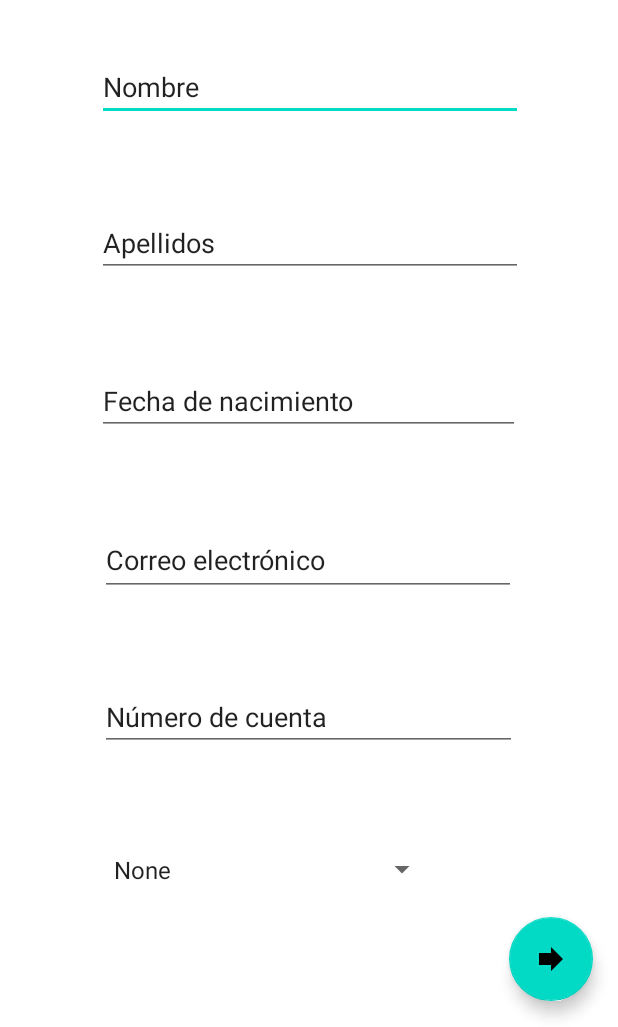
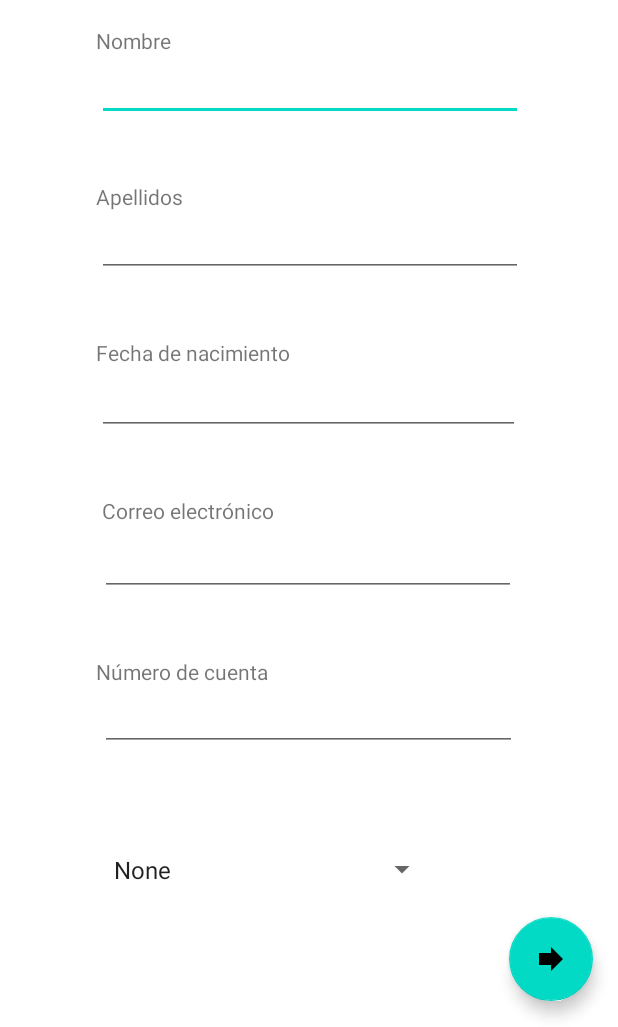
Before and after one commit to AbrahamRH/FormularioFI_CM, an Android app: the MainActivity screen opened directly, with no data from a screen before it, on a phone screen of 412 x 824 dp, the part 209-1236 px from its top. Run offline under Robolectric (Android 15) with nearby library versions, the phone set to English and light mode, and no system bars; our stand-ins replace data binding.

Commit message:
Adding tv in the layouts and new labels, deleting the content on the inputs

```diff
--- a/app/src/main/res/layout/activity_main.xml
+++ b/app/src/main/res/layout/activity_main.xml
@@ -32,56 +32,56 @@
             android:layout_width="284dp"
             android:layout_height="44dp"
             android:layout_marginTop="120dp"
+            android:autofillHints=""
             android:ems="10"
             android:inputType="textPersonName"
-            android:text="@string/nombre"
+            android:labelFor="@id/labelNombre"
             app:layout_constraintEnd_toEndOf="parent"
             app:layout_constraintHorizontal_bias="0.503"
             app:layout_constraintStart_toStartOf="parent"
-            app:layout_constraintTop_toTopOf="parent"
-            android:autofillHints="" />
+            app:layout_constraintTop_toTopOf="parent" />
 
         <EditText
             android:id="@+id/inputApellidos"
             android:layout_width="284dp"
             android:layout_height="44dp"
             android:layout_marginTop="60dp"
+            android:autofillHints=""
             android:ems="10"
             android:inputType="textPersonName"
-            android:text="@string/apellidos"
             app:layout_constraintEnd_toEndOf="parent"
             app:layout_constraintHorizontal_bias="0.503"
             app:layout_constraintStart_toStartOf="parent"
-            app:layout_constraintTop_toBottomOf="@+id/inputNombre"
-            android:autofillHints="" />
+            app:layout_constraintTop_toBottomOf="@+id/inputNombre" />
 
         <EditText
             android:id="@+id/inputFechaNacimiento"
             android:layout_width="282dp"
             android:layout_height="45dp"
             android:layout_marginTop="60dp"
+            android:autofillHints=""
             android:ems="10"
             android:inputType="date"
-            android:text="@string/fecha_de_nacimiento"
             app:layout_constraintEnd_toEndOf="parent"
             app:layout_constraintHorizontal_bias="0.496"
             app:layout_constraintStart_toStartOf="parent"
+            android:labelFor="@id/labelFecha"
             app:layout_constraintTop_toBottomOf="@+id/inputApellidos"
-            android:autofillHints="" />
+            tools:ignore="LabelFor" />
 
         <EditText
             android:id="@+id/inputEmail"
             android:layout_width="277dp"
             android:layout_height="47dp"
             android:layout_marginTop="60dp"
+            android:autofillHints=""
             android:ems="10"
             android:inputType="textEmailAddress"
-            android:text="@string/correo_electr_nico"
             app:layout_constraintEnd_toEndOf="parent"
             app:layout_constraintHorizontal_bias="0.497"
             app:layout_constraintStart_toStartOf="parent"
             app:layout_constraintTop_toBottomOf="@+id/inputFechaNacimiento"
-            android:autofillHints="" />
+            tools:ignore="LabelFor" />
 
         <Spinner
             android:id="@+id/spinnerCarrera"
@@ -97,14 +97,14 @@
             android:layout_width="278dp"
             android:layout_height="43dp"
             android:layout_marginTop="60dp"
+            android:autofillHints=""
             android:ems="10"
             android:inputType="number"
-            android:text="@string/n_mero_de_cuenta"
             app:layout_constraintEnd_toEndOf="parent"
             app:layout_constraintHorizontal_bias="0.496"
             app:layout_constraintStart_toStartOf="parent"
             app:layout_constraintTop_toBottomOf="@+id/inputEmail"
-            android:autofillHints="" />
+            tools:ignore="LabelFor" />
 
         <TextView
             android:id="@+id/tvFormTitle"
@@ -116,6 +116,51 @@
             app:layout_constraintStart_toStartOf="parent"
             app:layout_constraintTop_toTopOf="parent" />
 
+        <TextView
+            android:id="@+id/labelNombre"
+            android:layout_width="wrap_content"
+            android:layout_height="wrap_content"
+            android:layout_marginStart="64dp"
+            android:text="@string/nombre"
+            app:layout_constraintBottom_toTopOf="@+id/inputNombre"
+            app:layout_constraintStart_toStartOf="parent" />
+
+        <TextView
+            android:id="@+id/labelApellidos"
+            android:layout_width="wrap_content"
+            android:layout_height="wrap_content"
+            android:layout_marginStart="64dp"
+            android:text="@string/apellidos"
+            app:layout_constraintBottom_toTopOf="@+id/inputApellidos"
+            app:layout_constraintStart_toStartOf="parent" />
+
+        <TextView
+            android:id="@+id/labelFecha"
+            android:layout_width="wrap_content"
+            android:layout_height="wrap_content"
+            android:layout_marginStart="64dp"
+            android:text="@string/fecha_de_nacimiento"
+            app:layout_constraintBottom_toTopOf="@+id/inputFechaNacimiento"
+            app:layout_constraintStart_toStartOf="parent" />
+
+        <TextView
+            android:id="@+id/labelCorreo"
+            android:layout_width="wrap_content"
+            android:layout_height="wrap_content"
+            android:layout_marginStart="68dp"
+            android:text="@string/correo_electr_nico"
+            app:layout_constraintBottom_toTopOf="@+id/inputEmail"
+            app:layout_constraintStart_toStartOf="parent" />
+
+        <TextView
+            android:id="@+id/labelCuenta"
+            android:layout_width="wrap_content"
+            android:layout_height="wrap_content"
+            android:layout_marginStart="64dp"
+            android:text="@string/n_mero_de_cuenta"
+            app:layout_constraintBottom_toTopOf="@+id/inputCuenta"
+            app:layout_constraintStart_toStartOf="parent" />
+
     </androidx.constraintlayout.widget.ConstraintLayout>
 
 </layout>
```
Also changed, not shown: app/src/main/res/layout/activity_form.xml (+41 -1 lines).
